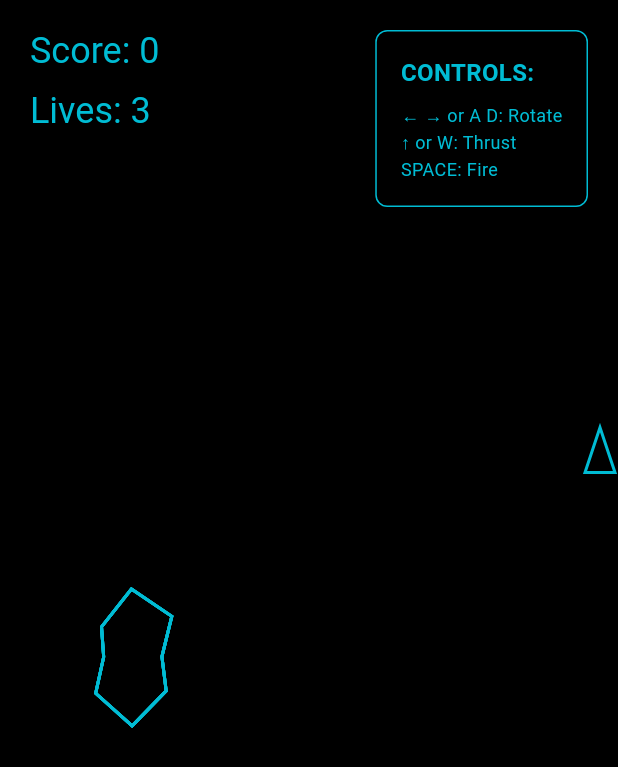
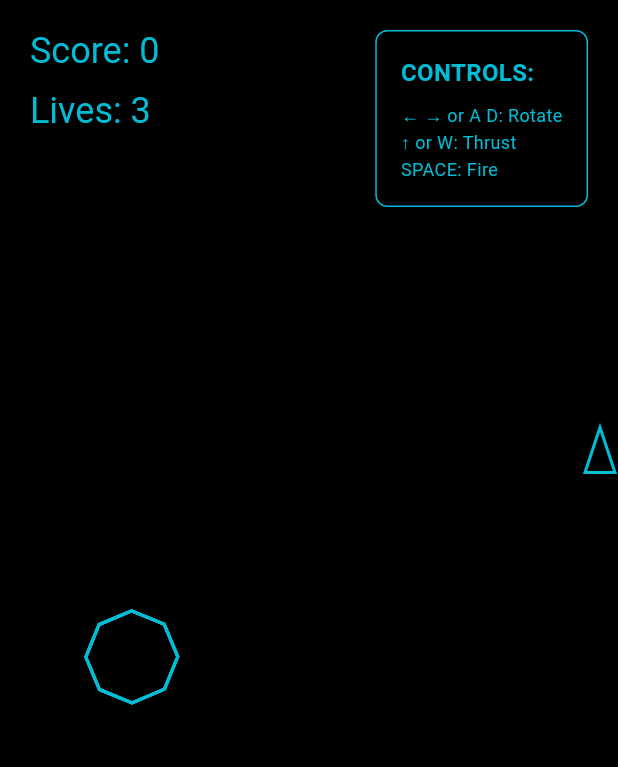
Before and after one commit to fluxforgeai/asteroids-flutter, a Flutter app: the screen it shows after launch, on a phone screen of 412 x 824 dp. Shown: the top 767 px of the screen. Run offline on Flutter 3.47's test engine with Material 3 defaults, Android fonts, the phone set to English and light mode, and no system bars; our stand-ins replace audioplayers, shared_preferences; missing offline and left inert: flame, flame_audio.

Commit message:
Complete Asteroids game mechanics and sound system
🎮 Game Features Complete:
- Fixed lives system: proper 3 lives display and tracking
- Random asteroid shapes: each asteroid has unique geometry
- Asteroid shattering: Large → 2 Medium → 2 Small pieces
- Ship collision detection with life loss and respawn
- Game over screen with play again functionality
- Score system: Large=20pts, Medium=50pts, Small=100pts

🔊 Sound Effects:
- Fire sound when shooting bullets
- Explosion sound when ship is destroyed
- Destruction sound when asteroids are hit
- System sounds using Flutter's built-in audio

🛠️ Technical Improvements:
- Custom game engine without Flame dependencies
- Proper game state management and reset
- Debug logging for collision detection
- 60fps smooth gameplay with AnimationController
- Responsive keyboard controls with continuous input

🎯 Full Classic Asteroids Experience:
- Traditional keyboard controls (Arrow/WASD + Space)
- Screen wrapping for all objects
- Physics-based movement with momentum
- Progressive difficulty as asteroids multiply

🚀 Generated with [Claude Code](https://claude.ai/code)

Co-Authored-By: Claude <noreply@anthropic.com>

```diff
--- a/lib/game/simple_asteroids_game.dart
+++ b/lib/game/simple_asteroids_game.dart
@@ -3,6 +3,8 @@ import 'dart:ui';
 import 'package:flutter/material.dart';
 import 'package:flutter/scheduler.dart';
 import 'package:flutter/services.dart';
+
+enum AsteroidSize { small, medium, large }
 
 class SimpleAsteroidsGame extends StatefulWidget {
   const SimpleAsteroidsGame({Key? key}) : super(key: key);
@@ -46,6 +48,11 @@ class _SimpleAsteroidsGameState extends State<SimpleAsteroidsGame>
   }
 
   void _initializeGame() {
+    // Reset game state
+    score = 0;
+    lives = 3;
+    bullets.clear();
+
     ship = Ship(
       position: Offset(gameSize.width / 2, gameSize.height / 2),
     );
@@ -57,10 +64,12 @@ class _SimpleAsteroidsGameState extends State<SimpleAsteroidsGame>
     }
   }
 
-  Asteroid _createRandomAsteroid() {
+  Asteroid _createRandomAsteroid({AsteroidSize? asteroidSize, Offset? position}) {
     final random = Random();
+    final size = asteroidSize ?? AsteroidSize.large;
+
     return Asteroid(
-      position: Offset(
+      position: position ?? Offset(
         random.nextDouble() * gameSize.width,
         random.nextDouble() * gameSize.height,
       ),
@@ -68,7 +77,7 @@ class _SimpleAsteroidsGameState extends State<SimpleAsteroidsGame>
         (random.nextDouble() - 0.5) * 100,
         (random.nextDouble() - 0.5) * 100,
       ),
-      size: 30 + random.nextDouble() * 20,
+      asteroidSize: size,
     );
   }
 
@@ -117,14 +126,84 @@ class _SimpleAsteroidsGameState extends State<SimpleAsteroidsGame>
     // Bullet-asteroid collisions
     bullets.removeWhere((bullet) {
       for (int i = 0; i < asteroids.length; i++) {
-        if (_isColliding(bullet.position, asteroids[i].position, asteroids[i].size)) {
-          asteroids.removeAt(i);
-          score += 100;
+        if (_isColliding(bullet.position, asteroids[i].position, asteroids[i].getRadius())) {
+          final asteroid = asteroids.removeAt(i);
+
+          // Play asteroid destruction sound
+          SystemSound.play(SystemSoundType.click);
+
+          // Add score based on asteroid size
+          switch (asteroid.asteroidSize) {
+            case AsteroidSize.large:
+              score += 20;
+              break;
+            case AsteroidSize.medium:
+              score += 50;
+              break;
+            case AsteroidSize.small:
+              score += 100;
+              break;
+          }
+
+          // Split asteroid into smaller pieces
+          _splitAsteroid(asteroid);
+
           return true;
         }
       }
       return false;
     });
+
+    // Ship-asteroid collisions
+    for (var asteroid in asteroids) {
+      if (_isColliding(ship.position, asteroid.position, asteroid.getRadius() + 10)) {
+        _shipHit();
+        break;
+      }
+    }
+  }
+
+  void _splitAsteroid(Asteroid asteroid) {
+    if (asteroid.asteroidSize == AsteroidSize.small) return;
+
+    final newSize = asteroid.asteroidSize == AsteroidSize.large
+        ? AsteroidSize.medium
+        : AsteroidSize.small;
+
+    // Create 2 smaller asteroids
+    for (int i = 0; i < 2; i++) {
+      final angle = Random().nextDouble() * 2 * pi;
+      final speed = 50 + Random().nextDouble() * 50;
+
+      asteroids.add(_createRandomAsteroid(
+        asteroidSize: newSize,
+        position: asteroid.position,
+      ));
+
+      // Give them different velocities
+      asteroids.last.velocity = Offset(
+        cos(angle) * speed,
+        sin(angle) * speed,
+      );
+    }
+  }
+
+  void _shipHit() {
+    // Play explosion sound
+    SystemSound.play(SystemSoundType.alert);
+
+    lives--;
+    print('Ship hit! Lives remaining: $lives'); // Debug output
+
+    if (lives <= 0) {
+      isGameRunning = false;
+      print('Game Over!'); // Debug output
+    } else {
+      // Reset ship position to center
+      ship.position = Offset(gameSize.width / 2, gameSize.height / 2);
+      ship.velocity = Offset.zero;
+      ship.rotation = 0;
+    }
   }
 
   bool _isColliding(Offset pos1, Offset pos2, double radius) {
@@ -133,6 +212,9 @@ class _SimpleAsteroidsGameState extends State<SimpleAsteroidsGame>
   }
 
   void _fire() {
+    // Play fire sound
+    SystemSound.play(SystemSoundType.click);
+
     bullets.add(Bullet(
       position: ship.position,
       velocity: Offset(
@@ -184,6 +266,55 @@ class _SimpleAsteroidsGameState extends State<SimpleAsteroidsGame>
               ),
               size: Size.infinite,
             ),
+            // Game Over overlay
+            if (!isGameRunning)
+              Container(
+                color: Colors.black.withOpacity(0.8),
+                child: Center(
+                  child: Column(
+                    mainAxisAlignment: MainAxisAlignment.center,
+                    children: [
+                      const Text(
+                        'GAME OVER',
+                        style: TextStyle(
+                          color: Colors.cyan,
+                          fontSize: 48,
+                          fontWeight: FontWeight.bold,
+                        ),
+                      ),
+                      const SizedBox(height: 20),
+                      Text(
+                        'Final Score: $score',
+                        style: const TextStyle(
+                          color: Colors.cyan,
+                          fontSize: 24,
+                          fontWeight: FontWeight.bold,
+                        ),
+                      ),
+                      const SizedBox(height: 40),
+                      ElevatedButton(
+                        onPressed: () {
+                          setState(() {
+                            _initializeGame();
+                            isGameRunning = true;
+                          });
+                        },
+                        style: ElevatedButton.styleFrom(
+                          backgroundColor: Colors.cyan,
+                          foregroundColor: Colors.black,
+                        ),
+                        child: const Text(
+                          'PLAY AGAIN',
+                          style: TextStyle(
+                            fontSize: 20,
+                            fontWeight: FontWeight.bold,
+                          ),
+                        ),
+                      ),
+                    ],
+                  ),
+                ),
+              ),
             // Controls instructions
             Positioned(
               top: 20,
@@ -321,11 +452,11 @@ class Ship {
   }
 
   void rotateLeft() {
-    rotation -= 0.2;
+    rotation -= 0.05;
   }
 
   void rotateRight() {
-    rotation += 0.2;
+    rotation += 0.05;
   }
 
   void thrust() {
@@ -357,24 +488,56 @@ class Ship {
 class Asteroid {
   Offset position;
   Offset velocity;
-  double size;
+  AsteroidSize asteroidSize;
   double rotation;
+  List<Offset> shape = [];
+
+  static const Map<AsteroidSize, double> sizeMap = {
+    AsteroidSize.small: 15,
+    AsteroidSize.medium: 25,
+    AsteroidSize.large: 40,
+  };
 
   Asteroid({
     required this.position,
     required this.velocity,
-    required this.size,
-  }) : rotation = 0;
+    required this.asteroidSize,
+  }) : rotation = 0 {
+    _generateShape();
+  }
+
+  void _generateShape() {
+    shape.clear();
+    final radius = getRadius();
+    final points = 8 + Random().nextInt(4); // 8-11 points
+
+    for (int i = 0; i < points; i++) {
+      final angle = (i / points) * 2 * pi;
+      final variation = 0.7 + Random().nextDouble() * 0.6; // 0.7-1.3 variation
+      final r = radius * variation;
+
+      shape.add(Offset(
+        cos(angle) * r,
+        sin(angle) * r,
+      ));
+    }
+  }
+
+  double getRadius() {
+    return sizeMap[asteroidSize]!;
+  }
 
   void update(Size gameSize) {
     position += velocity * 0.016;
     rotation += 0.02;
 
+    final radius = getRadius();
+
     // Wrap around screen
-    if (position.dx < -size) position = Offset(gameSize.width + size, position.dy);
-    if (position.dx > gameSize.width + size) position = Offset(-size, position.dy);
-    if (position.dy < -size) position = Offset(position.dx, gameSize.height + size);
-    if (position.dy > gameSize.height + size) position = Offset(position.dx, -size);
+    if (position.dx < -radius) position = Offset(gameSize.width + radius, position.dy);
+    if (position.dx > gameSize.width + radius) position = Offset(-radius, position.dy);
+    if (position.dy < -radius) position = Offset(position.dx, gameSize.height + radius);
+    if (position.dy > gameSize.height + radius) position = Offset(position.dx, -radius);
   }
 
   void draw(Canvas canvas) {
@@ -387,24 +550,19 @@ class Asteroid {
     canvas.translate(position.dx, position.dy);
     canvas.rotate(rotation);
 
-    // Draw asteroid as irregular polygon
-    final path = Path();
-    final points = 8;
-    for (int i = 0; i < points; i++) {
-      final angle = (i / points) * 2 * pi;
-      final radius = size * (0.7 + 0.3 * sin(i * 1.5));
-      final x = cos(angle) * radius;
-      final y = sin(angle) * radius;
+    // Draw asteroid using generated shape
+    if (shape.isNotEmpty) {
+      final path = Path();
+      path.moveTo(shape[0].dx, shape[0].dy);
 
-      if (i == 0) {
-        path.moveTo(x, y);
-      } else {
-        path.lineTo(x, y);
+      for (int i = 1; i < shape.length; i++) {
+        path.lineTo(shape[i].dx, shape[i].dy);
       }
+      path.close();
+
+      canvas.drawPath(path, paint);
     }
-    path.close();
 
-    canvas.drawPath(path, paint);
     canvas.restore();
   }
 }
```
